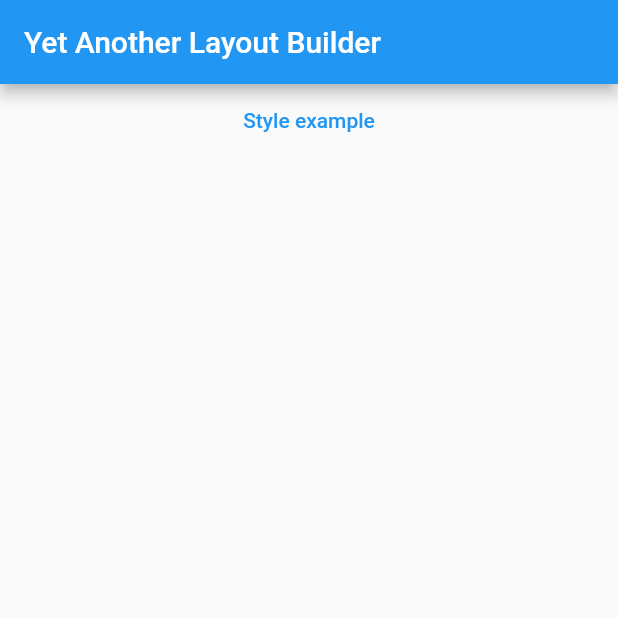
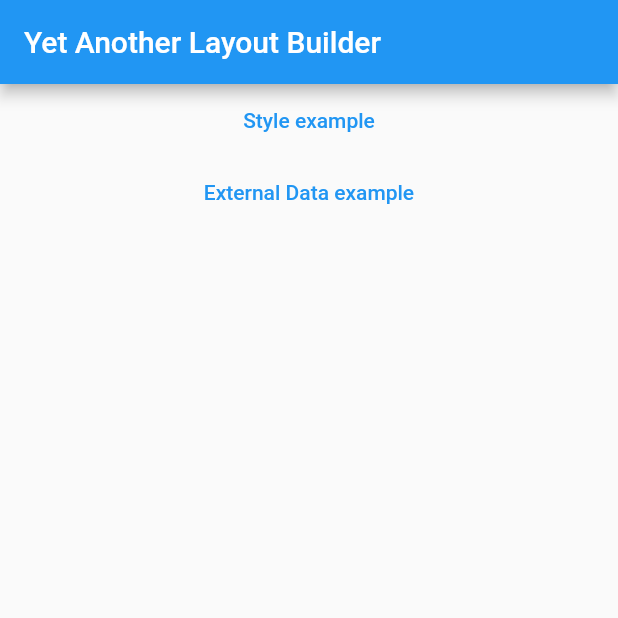
Before and after one commit to TheTosters/YetAnotherLayoutBuilder, a Flutter app: the screen it shows after launch, on a phone screen of 412 x 824 dp, the top half of it. Run offline on Flutter 3.47's test engine with Material 2 defaults, Android fonts, the phone set to English and light mode, and no system bars; our stand-ins replace glob, validators; missing offline and left inert: analyzer, build, processing_tree.

Commit message:
Example showing usage of external data.
Signed-off-by: Bartłomiej Żarnowski <thetosters@gmail.com>

```diff
--- a/example/lib/main.dart
+++ b/example/lib/main.dart
@@ -1,8 +1,9 @@
-import 'package:example/custom_registry.dart';
 import 'package:flutter/material.dart';
 
+import 'widget_repository.g.dart';
+import 'custom_registry.dart';
 import 'style_example.dart';
-import 'widget_repository.g.dart';
+import 'external_data_example.dart';
 
 void main() {
   registerWidgetBuilders();
@@ -34,7 +35,6 @@ class MyHomePage extends StatefulWidget {
 }
 
 class _SelectorState extends State<MyHomePage> {
-
   @override
   Widget build(BuildContext context) {
     return Scaffold(
@@ -44,7 +44,12 @@ class _SelectorState extends State<MyHomePage> {
         body: Center(
           child: Column(
             children: [
-          TextButton(onPressed: () => _goto(StyleExample()), child: const Text("Style example"))
+              TextButton(
+                  onPressed: () => _goto(StyleExample()),
+                  child: const Text("Style example")),
+              TextButton(
+                  onPressed: () => _goto(ExternalDataExample()),
+                  child: const Text("External Data example"))
             ],
           ),
         ));
--- a/example/lib/style_example.dart
+++ b/example/lib/style_example.dart
@@ -19,7 +19,7 @@ class _StyleExampleState extends State<StyleExample> {
   Widget build(BuildContext context) {
     return Scaffold(
         appBar: AppBar(
-          title: Text("Style example"),
+          title: const Text("Style example"),
         ),
         body: FutureBuilder<String>(
             future: _loadFileContent("assets/styles.xml"),
--- a/example/pubspec.yaml
+++ b/example/pubspec.yaml
@@ -28,3 +28,4 @@ flutter:
 
   assets:
     - assets/styles.xml
+    - assets/external_data.xml
```
Also changed, not shown: example/lib/external_data_example.dart (added, +47 -0 lines), 1 other file. Lines whose indentation alone changed are shown as unchanged.
